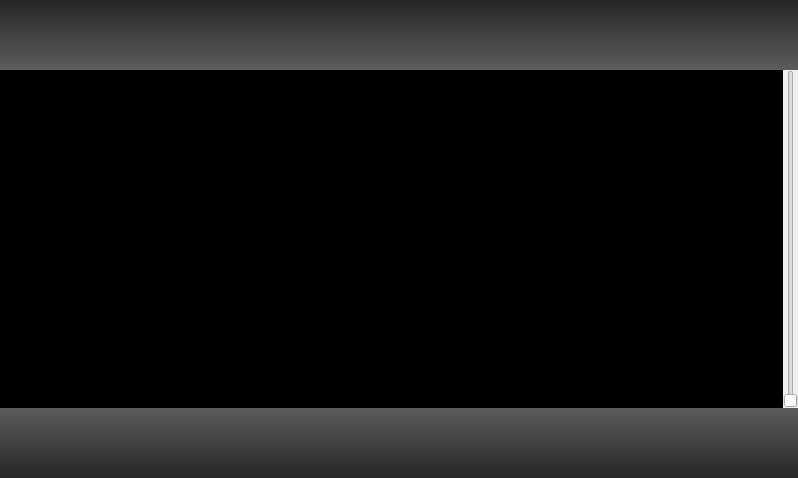
The window that src/ui/playerform.ui (niktischenko/someplayer) describes before a commit, drawn with Qt 5.
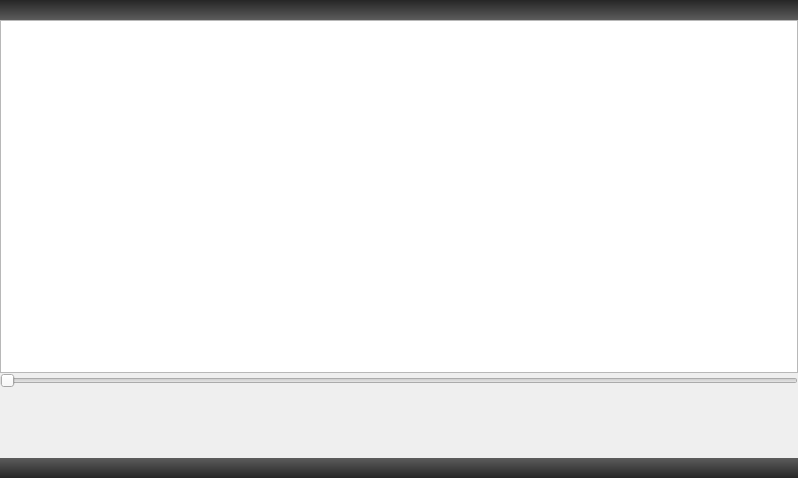
The same window after the commit. Icons and pictures are not drawn.

Commit message: Black icons came back Improved UI Enhanced performance

Diff of the .ui file:
```diff
--- a/src/ui/playerform.ui
+++ b/src/ui/playerform.ui
@@ -23,7 +23,7 @@
    <item>
     <widget class="QWidget" name="topWidget" native="true">
      <property name="styleSheet">
-      <string notr="true">background: qlineargradient(spread:pad, x1:0, y1:0, x2:0, y2:1, stop:0.00549451 rgba(38, 38, 38, 255), stop:0.994505 rgba(92, 92, 92, 255))</string>
+      <string notr="true">background: qlineargradient(spread:pad, x1:0, y1:0, x2:0, y2:1, stop:0 rgba(38, 38, 38, 255), stop:1 rgba(92, 92, 92, 255))</string>
      </property>
      <layout class="QHBoxLayout" name="horizontalLayout_4">
       <property name="spacing">
@@ -33,39 +33,7 @@
        <number>0</number>
       </property>
       <item>
-       <widget class="QPushButton" name="prevButton">
-        <property name="sizePolicy">
-         <sizepolicy hsizetype="Fixed" vsizetype="Fixed">
-          <horstretch>0</horstretch>
-          <verstretch>0</verstretch>
-         </sizepolicy>
-        </property>
-        <property name="minimumSize">
-         <size>
-          <width>70</width>
-          <height>70</height>
-         </size>
-        </property>
-        <property name="maximumSize">
-         <size>
-          <width>70</width>
-          <height>70</height>
-         </size>
-        </property>
-        <property name="text">
-         <string/>
-        </property>
-        <property name="icon">
-         <iconset>
-          <normaloff>:/icons/white/prev.png</normaloff>:/icons/white/prev.png</iconset>
-        </property>
-        <property name="flat">
-         <bool>true</bool>
-        </property>
-       </widget>
-      </item>
-      <item>
-       <spacer name="horizontalSpacer_7">
+       <spacer name="thorizontalSpacer_0">
         <property name="orientation">
          <enum>Qt::Horizontal</enum>
         </property>
@@ -78,39 +46,7 @@
        </spacer>
       </item>
       <item>
-       <widget class="QPushButton" name="stopButton">
-        <property name="sizePolicy">
-         <sizepolicy hsizetype="Fixed" vsizetype="Fixed">
-          <horstretch>0</horstretch>
-          <verstretch>0</verstretch>
-         </sizepolicy>
-        </property>
-        <property name="minimumSize">
-         <size>
-          <width>70</width>
-          <height>70</height>
-         </size>
-        </property>
-        <property name="maximumSize">
-         <size>
-          <width>70</width>
-          <height>70</height>
-         </size>
-        </property>
-        <property name="text">
-         <string/>
-        </property>
-        <property name="icon">
-         <iconset>
-          <normaloff>:/icons/white/stop.png</normaloff>:/icons/white/stop.png</iconset>
-        </property>
-        <property name="flat">
-         <bool>true</bool>
-        </property>
-       </widget>
-      </item>
-      <item>
-       <spacer name="horizontalSpacer_8">
+       <spacer name="thorizontalSpacer_1">
         <property name="orientation">
          <enum>Qt::Horizontal</enum>
         </property>
@@ -123,39 +59,7 @@
        </spacer>
       </item>
       <item>
-       <widget class="QPushButton" name="playpauseButton">
-        <property name="sizePolicy">
-         <sizepolicy hsizetype="Fixed" vsizetype="Fixed">
-          <horstretch>0</horstretch>
-          <verstretch>0</verstretch>
-         </sizepolicy>
-        </property>
-        <property name="minimumSize">
-         <size>
-          <width>70</width>
-          <height>70</height>
-         </size>
-        </property>
-        <property name="maximumSize">
-         <size>
-          <width>70</width>
-          <height>70</height>
-         </size>
-        </property>
-        <property name="text">
-         <string/>
-        </property>
-        <property name="icon">
-         <iconset>
-          <normaloff>:/icons/white/play.png</normaloff>:/icons/white/play.png</iconset>
-        </property>
-        <property name="flat">
-         <bool>true</bool>
-        </property>
-       </widget>
-      </item>
-      <item>
-       <spacer name="horizontalSpacer_9">
+       <spacer name="thorizontalSpacer_2">
         <property name="orientation">
          <enum>Qt::Horizontal</enum>
         </property>
@@ -168,39 +72,7 @@
        </spacer>
       </item>
       <item>
-       <widget class="QPushButton" name="nextButton">
-        <property name="sizePolicy">
-         <sizepolicy hsizetype="Fixed" vsizetype="Fixed">
-          <horstretch>0</horstretch>
-          <verstretch>0</verstretch>
-         </sizepolicy>
-        </property>
-        <property name="minimumSize">
-         <size>
-          <width>70</width>
-          <height>70</height>
-         </size>
-        </property>
-        <property name="maximumSize">
-         <size>
-          <width>70</width>
-          <height>70</height>
-         </size>
-        </property>
-        <property name="text">
-         <string/>
-        </property>
-        <property name="icon">
-         <iconset>
-          <normaloff>:/icons/white/next.png</normaloff>:/icons/white/next.png</iconset>
-        </property>
-        <property name="flat">
-         <bool>true</bool>
-        </property>
-       </widget>
-      </item>
-      <item>
-       <spacer name="horizontalSpacer_6">
+       <spacer name="thorizontalSpacer_3">
         <property name="orientation">
          <enum>Qt::Horizontal</enum>
         </property>
@@ -212,43 +84,11 @@
         </property>
        </spacer>
       </item>
-      <item>
-       <widget class="QPushButton" name="moreButton">
-        <property name="sizePolicy">
-         <sizepolicy hsizetype="Fixed" vsizetype="Fixed">
-          <horstretch>0</horstretch>
-          <verstretch>0</verstretch>
-         </sizepolicy>
-        </property>
-        <property name="minimumSize">
-         <size>
-          <width>70</width>
-          <height>70</height>
-         </size>
-        </property>
-        <property name="maximumSize">
-         <size>
-          <width>70</width>
-          <height>70</height>
-         </size>
-        </property>
-        <property name="text">
-         <string/>
-        </property>
-        <property name="icon">
-         <iconset>
-          <normaloff>:/icons/white/more.png</normaloff>:/icons/white/more.png</iconset>
-        </property>
-        <property name="flat">
-         <bool>true</bool>
-        </property>
-       </widget>
-      </item>
      </layout>
     </widget>
    </item>
    <item>
-    <layout class="QHBoxLayout" name="horizontalLayout_3">
+    <layout class="QVBoxLayout" name="verticalLayout_6">
      <property name="spacing">
       <number>0</number>
      </property>
@@ -277,9 +117,6 @@
            <property name="contextMenuPolicy">
             <enum>Qt::CustomContextMenu</enum>
            </property>
-           <property name="styleSheet">
-            <string notr="true">QListView {background: black;}</string>
-           </property>
            <property name="editTriggers">
             <set>QAbstractItemView::NoEditTriggers</set>
            </property>
@@ -294,6 +131,19 @@
            </property>
           </widget>
          </item>
+         <item>
+          <widget class="QSlider" name="volumeSlider">
+           <property name="orientation">
+            <enum>Qt::Horizontal</enum>
+           </property>
+           <property name="invertedAppearance">
+            <bool>false</bool>
+           </property>
+           <property name="invertedControls">
+            <bool>false</bool>
+           </property>
+          </widget>
+         </item>
         </layout>
        </widget>
        <widget class="QWidget" name="page_2">
@@ -463,49 +313,11 @@
        </widget>
       </widget>
      </item>
-     <item>
-      <layout class="QHBoxLayout" name="volumeLayout">
-       <property name="spacing">
-        <number>0</number>
-       </property>
-       <item>
-        <widget class="QSlider" name="volumeSlider">
-         <property name="orientation">
-          <enum>Qt::Vertical</enum>
-         </property>
-         <property name="invertedAppearance">
-          <bool>false</bool>
-         </property>
-         <property name="invertedControls">
-          <bool>false</bool>
-         </property>
-        </widget>
-       </item>
-      </layout>
-     </item>
-    </layout>
-   </item>
+    </layout>
+   </item>
    <item>
     <layout class="QHBoxLayout" name="horizontalLayout">
      <property name="spacing">
-      <number>0</number>
-     </property>
-     <item>
-      <widget class="QWidget" name="bottomWidget" native="true">
-       <property name="minimumSize">
-        <size>
-         <width>78</width>
-         <height>0</height>
-        </size>
-       </property>
-       <property name="styleSheet">
-        <string notr="true">background:qlineargradient(spread:pad, x1:1, y1:1, x2:1, y2:0, stop:0.00549451 rgba(38, 38, 38, 255), stop:0.994505 rgba(92, 92, 92, 255))</string>
-       </property>
-       <layout class="QHBoxLayout" name="horizontalLayout_2">
-        <property name="spacing">
-         <number>0</number>
-        </property>
-        <property name="margin">
          <number>0</number>
         </property>
         <item>
@@ -541,7 +353,7 @@
          </widget>
         </item>
         <item>
-         <spacer name="horizontalSpacer">
+      <spacer name="chorizontalSpacer_0">
           <property name="orientation">
            <enum>Qt::Horizontal</enum>
           </property>
@@ -589,61 +401,7 @@
          </widget>
         </item>
         <item>
-         <spacer name="horizontalSpacer_3">
-          <property name="orientation">
-           <enum>Qt::Horizontal</enum>
-          </property>
-          <property name="sizeHint" stdset="0">
-           <size>
-            <width>40</width>
-            <height>20</height>
-           </size>
-          </property>
-         </spacer>
-        </item>
-        <item>
-         <widget class="QPushButton" name="randomButton">
-          <property name="sizePolicy">
-           <sizepolicy hsizetype="Fixed" vsizetype="Fixed">
-            <horstretch>0</horstretch>
-            <verstretch>0</verstretch>
-           </sizepolicy>
-          </property>
-          <property name="minimumSize">
-           <size>
-            <width>70</width>
-            <height>70</height>
-           </size>
-          </property>
-          <property name="maximumSize">
-           <size>
-            <width>70</width>
-            <height>70</height>
-           </size>
-          </property>
-          <property name="text">
-           <string/>
-          </property>
-          <property name="icon">
-           <iconset>
-            <normaloff>:/icons/white/random_inactive.png</normaloff>:/icons/white/random_inactive.png</iconset>
-          </property>
-          <property name="iconSize">
-           <size>
-            <width>48</width>
-            <height>48</height>
-           </size>
-          </property>
-          <property name="checkable">
-           <bool>false</bool>
-          </property>
-          <property name="flat">
-           <bool>true</bool>
-          </property>
-         </widget>
-        </item>
-        <item>
-         <spacer name="horizontalSpacer_5">
+      <spacer name="chorizontalSpacer_1">
           <property name="orientation">
            <enum>Qt::Horizontal</enum>
           </property>
@@ -697,7 +455,234 @@
          </widget>
         </item>
         <item>
-         <spacer name="horizontalSpacer_4">
+      <widget class="QPushButton" name="randomButton">
+       <property name="sizePolicy">
+        <sizepolicy hsizetype="Fixed" vsizetype="Fixed">
+         <horstretch>0</horstretch>
+         <verstretch>0</verstretch>
+        </sizepolicy>
+       </property>
+       <property name="minimumSize">
+        <size>
+         <width>70</width>
+         <height>70</height>
+        </size>
+       </property>
+       <property name="maximumSize">
+        <size>
+         <width>70</width>
+         <height>70</height>
+        </size>
+       </property>
+       <property name="text">
+        <string/>
+       </property>
+       <property name="icon">
+        <iconset resource="../../resources/resources.qrc">
+         <normaloff>:/icons/white/random_inactive.png</normaloff>:/icons/white/random_inactive.png</iconset>
+       </property>
+       <property name="iconSize">
+        <size>
+         <width>48</width>
+         <height>48</height>
+        </size>
+       </property>
+       <property name="checkable">
+        <bool>false</bool>
+       </property>
+       <property name="flat">
+        <bool>true</bool>
+       </property>
+      </widget>
+     </item>
+     <item>
+      <spacer name="chorizontalSpacer_2">
+       <property name="orientation">
+        <enum>Qt::Horizontal</enum>
+       </property>
+       <property name="sizeHint" stdset="0">
+        <size>
+         <width>40</width>
+         <height>20</height>
+        </size>
+       </property>
+      </spacer>
+     </item>
+     <item>
+      <widget class="QPushButton" name="prevButton">
+       <property name="sizePolicy">
+        <sizepolicy hsizetype="Fixed" vsizetype="Fixed">
+         <horstretch>0</horstretch>
+         <verstretch>0</verstretch>
+        </sizepolicy>
+       </property>
+       <property name="minimumSize">
+        <size>
+         <width>70</width>
+         <height>70</height>
+        </size>
+       </property>
+       <property name="maximumSize">
+        <size>
+         <width>70</width>
+         <height>70</height>
+        </size>
+       </property>
+       <property name="text">
+        <string/>
+       </property>
+       <property name="icon">
+        <iconset resource="../../resources/resources.qrc">
+         <normaloff>:/icons/white/prev.png</normaloff>:/icons/white/prev.png</iconset>
+       </property>
+       <property name="flat">
+        <bool>true</bool>
+       </property>
+      </widget>
+     </item>
+     <item>
+      <widget class="QPushButton" name="playpauseButton">
+       <property name="sizePolicy">
+        <sizepolicy hsizetype="Fixed" vsizetype="Fixed">
+         <horstretch>0</horstretch>
+         <verstretch>0</verstretch>
+        </sizepolicy>
+       </property>
+       <property name="minimumSize">
+        <size>
+         <width>70</width>
+         <height>70</height>
+        </size>
+       </property>
+       <property name="maximumSize">
+        <size>
+         <width>70</width>
+         <height>70</height>
+        </size>
+       </property>
+       <property name="text">
+        <string/>
+       </property>
+       <property name="icon">
+        <iconset resource="../../resources/resources.qrc">
+         <normaloff>:/icons/white/play.png</normaloff>:/icons/white/play.png</iconset>
+       </property>
+       <property name="flat">
+        <bool>true</bool>
+       </property>
+      </widget>
+     </item>
+     <item>
+      <widget class="QPushButton" name="nextButton">
+       <property name="sizePolicy">
+        <sizepolicy hsizetype="Fixed" vsizetype="Fixed">
+         <horstretch>0</horstretch>
+         <verstretch>0</verstretch>
+        </sizepolicy>
+       </property>
+       <property name="minimumSize">
+        <size>
+         <width>70</width>
+         <height>70</height>
+        </size>
+       </property>
+       <property name="maximumSize">
+        <size>
+         <width>70</width>
+         <height>70</height>
+        </size>
+       </property>
+       <property name="text">
+        <string/>
+       </property>
+       <property name="icon">
+        <iconset resource="../../resources/resources.qrc">
+         <normaloff>:/icons/white/next.png</normaloff>:/icons/white/next.png</iconset>
+       </property>
+       <property name="flat">
+        <bool>true</bool>
+       </property>
+      </widget>
+     </item>
+     <item>
+      <widget class="QPushButton" name="stopButton">
+       <property name="sizePolicy">
+        <sizepolicy hsizetype="Fixed" vsizetype="Fixed">
+         <horstretch>0</horstretch>
+         <verstretch>0</verstretch>
+        </sizepolicy>
+       </property>
+       <property name="minimumSize">
+        <size>
+         <width>70</width>
+         <height>70</height>
+        </size>
+       </property>
+       <property name="maximumSize">
+        <size>
+         <width>70</width>
+         <height>70</height>
+        </size>
+       </property>
+       <property name="text">
+        <string/>
+       </property>
+       <property name="icon">
+        <iconset resource="../../resources/resources.qrc">
+         <normaloff>:/icons/white/stop.png</normaloff>:/icons/white/stop.png</iconset>
+       </property>
+       <property name="flat">
+        <bool>true</bool>
+       </property>
+      </widget>
+     </item>
+     <item>
+      <spacer name="chorizontalSpacer_3">
+       <property name="orientation">
+        <enum>Qt::Horizontal</enum>
+       </property>
+       <property name="sizeHint" stdset="0">
+        <size>
+         <width>40</width>
+         <height>20</height>
+        </size>
+       </property>
+      </spacer>
+     </item>
+     <item>
+      <widget class="QPushButton" name="moreButton">
+       <property name="sizePolicy">
+        <sizepolicy hsizetype="Fixed" vsizetype="Fixed">
+         <horstretch>0</horstretch>
+         <verstretch>0</verstretch>
+        </sizepolicy>
+       </property>
+       <property name="minimumSize">
+        <size>
+         <width>70</width>
+         <height>70</height>
+        </size>
+       </property>
+       <property name="maximumSize">
+        <size>
+         <width>70</width>
+         <height>70</height>
+        </size>
+       </property>
+       <property name="text">
+        <string/>
+       </property>
+       <property name="icon">
+        <iconset resource="../../resources/resources.qrc">
+         <normaloff>:/icons/white/more.png</normaloff>:/icons/white/more.png</iconset>
+       </property>
+       <property name="flat">
+        <bool>true</bool>
+       </property>
+      </widget>
+     </item>
+     <item>
+      <spacer name="chorizontalSpacer_4">
           <property name="orientation">
            <enum>Qt::Horizontal</enum>
           </property>
@@ -736,9 +721,79 @@
          </widget>
         </item>
        </layout>
-      </widget>
-     </item>
-    </layout>
+   </item>
+   <item>
+    <widget class="QWidget" name="bottomWidget" native="true">
+     <property name="minimumSize">
+      <size>
+       <width>78</width>
+       <height>0</height>
+      </size>
+     </property>
+     <property name="styleSheet">
+      <string notr="true">background:qlineargradient(spread:pad, x1:1, y1:1, x2:1, y2:0, stop:0 rgba(38, 38, 38, 255), stop:1 rgba(92, 92, 92, 255))</string>
+     </property>
+     <layout class="QHBoxLayout" name="horizontalLayout_2">
+      <property name="spacing">
+       <number>0</number>
+      </property>
+      <property name="margin">
+       <number>0</number>
+      </property>
+      <item>
+       <spacer name="bhorizontalSpacer_0">
+        <property name="orientation">
+         <enum>Qt::Horizontal</enum>
+        </property>
+        <property name="sizeHint" stdset="0">
+         <size>
+          <width>40</width>
+          <height>20</height>
+         </size>
+        </property>
+       </spacer>
+      </item>
+      <item>
+       <spacer name="bhorizontalSpacer_1">
+        <property name="orientation">
+         <enum>Qt::Horizontal</enum>
+        </property>
+        <property name="sizeHint" stdset="0">
+         <size>
+          <width>40</width>
+          <height>20</height>
+         </size>
+        </property>
+       </spacer>
+      </item>
+      <item>
+       <spacer name="bhorizontalSpacer_2">
+        <property name="orientation">
+         <enum>Qt::Horizontal</enum>
+        </property>
+        <property name="sizeHint" stdset="0">
+         <size>
+          <width>40</width>
+          <height>20</height>
+         </size>
+        </property>
+       </spacer>
+      </item>
+      <item>
+       <spacer name="bhorizontalSpacer_3">
+        <property name="orientation">
+         <enum>Qt::Horizontal</enum>
+        </property>
+        <property name="sizeHint" stdset="0">
+         <size>
+          <width>40</width>
+          <height>20</height>
+         </size>
+        </property>
+       </spacer>
+      </item>
+     </layout>
+    </widget>
    </item>
   </layout>
  </widget>
```
Left out of the diff: 14 changed lines with no effect on the pictures. Lines whose indentation alone changed are shown as unchanged. The commit also changes 48 other files.
